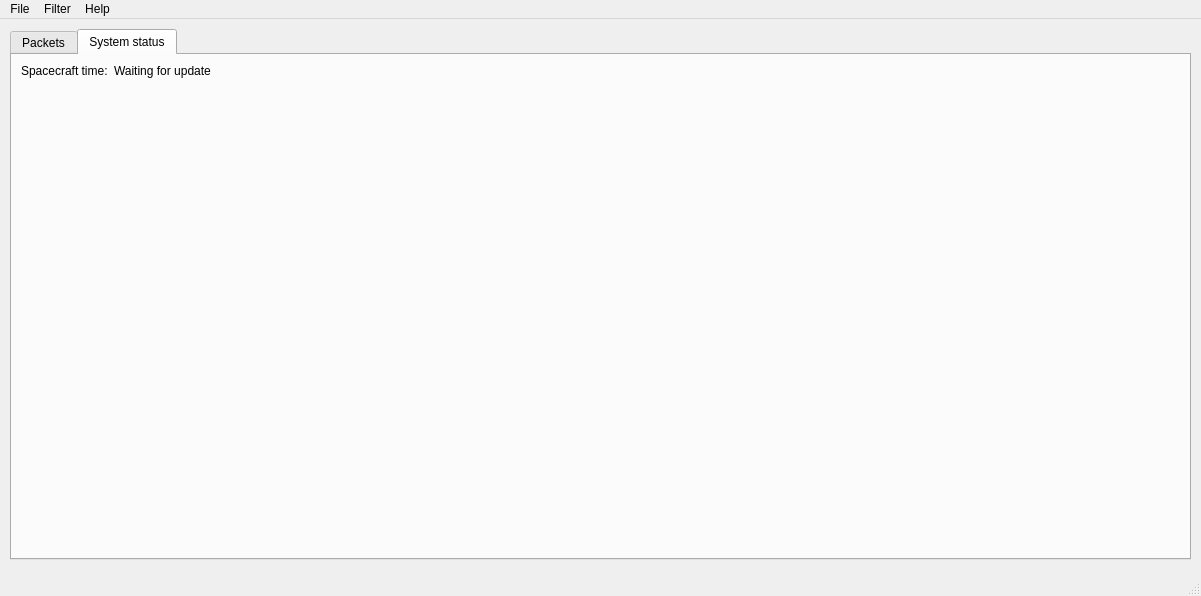
This is app/Views/Views_Ui/Ui_Files/MainView.ui in ESROCOS/tools-pusconsole as Qt 5 draws it before an edit. The edited form follows.
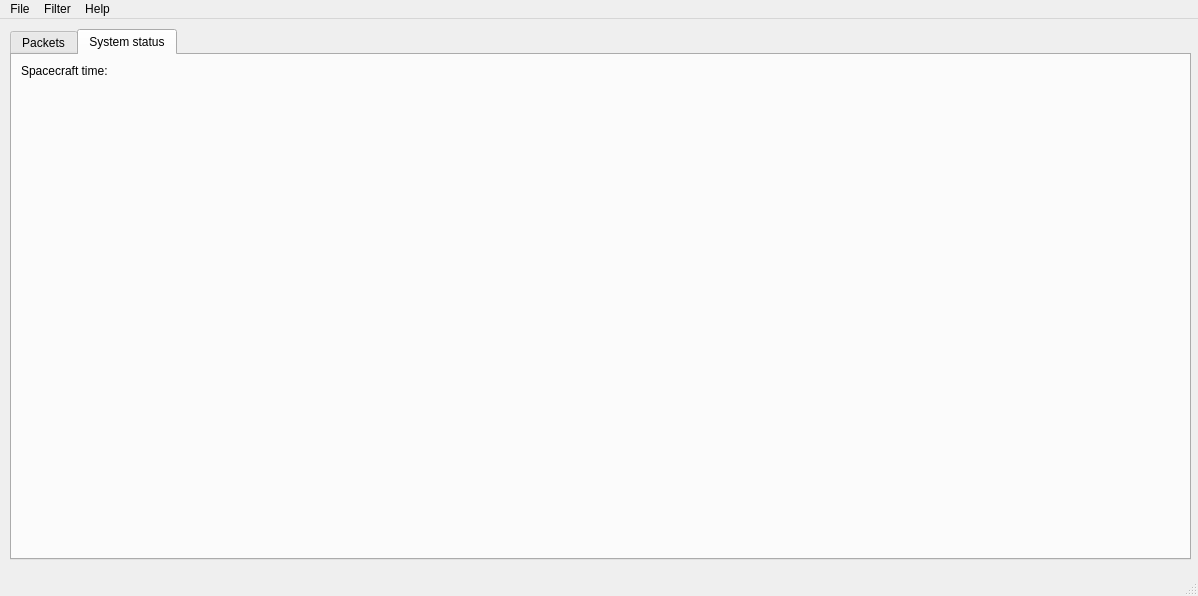
This is the edited form. Icons and pictures are not drawn.

Commit message: spacecraft time report added

Patch:
```diff
--- a/app/Views/Views_Ui/Ui_Files/MainView.ui
+++ b/app/Views/Views_Ui/Ui_Files/MainView.ui
@@ -6,7 +6,7 @@
    <rect>
     <x>0</x>
     <y>0</y>
-    <width>1201</width>
+    <width>1198</width>
     <height>596</height>
    </rect>
   </property>
@@ -115,16 +115,6 @@
         </property>
        </widget>
       </item>
-      <item row="0" column="1">
-       <widget class="QLabel" name="spacecraftTimeValue">
-        <property name="layoutDirection">
-         <enum>Qt::LeftToRight</enum>
-        </property>
-        <property name="text">
-         <string>Waiting for update</string>
-        </property>
-       </widget>
-      </item>
      </layout>
     </widget>
    </widget>
@@ -134,7 +124,7 @@
     <rect>
      <x>0</x>
      <y>0</y>
-     <width>1201</width>
+     <width>1198</width>
      <height>25</height>
     </rect>
    </property>
```
The commit also changes 11 other files.
